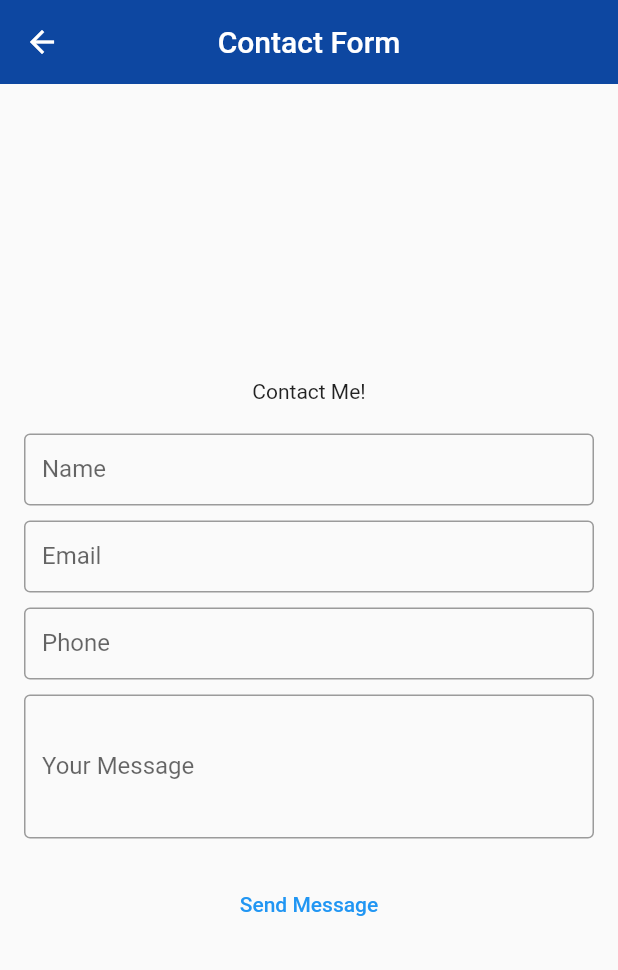
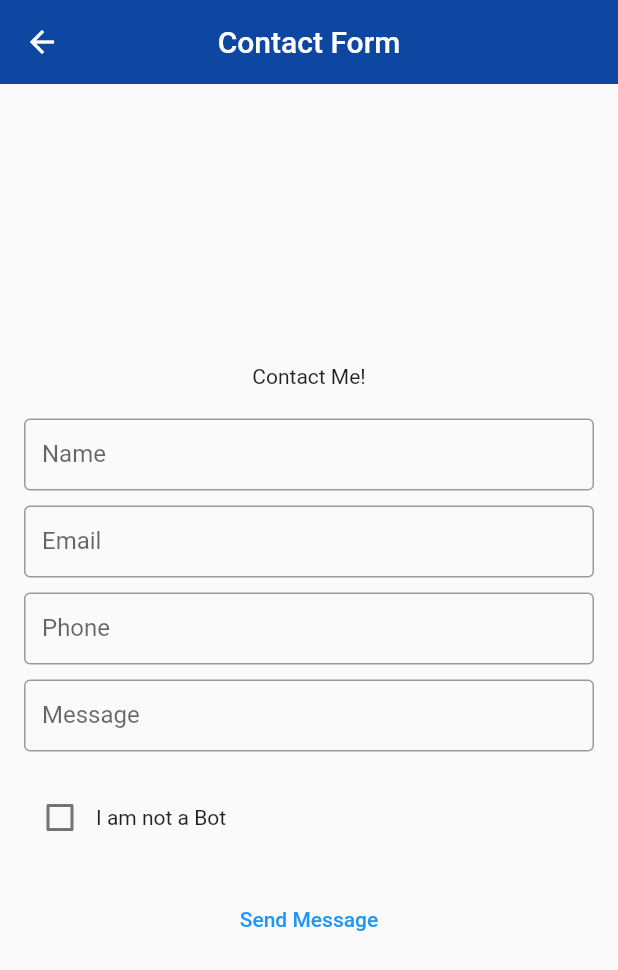
Before and after one commit to ErikJava/FlutterV1, a Flutter app: the screen it shows after launch, after a tap on "Contact", on a phone screen of 412 x 824 dp. Shown: the top 970 px of the screen. Run offline on Flutter 3.47's test engine with Material 2 defaults, Android fonts, the phone set to English and light mode, and no system bars.

Commit message:
New update

```diff
--- a/lib/pages/contact.dart
+++ b/lib/pages/contact.dart
@@ -12,6 +12,8 @@ class _ContactState extends State<Contact> {
   final TextEditingController _emailController = TextEditingController();
   final TextEditingController _phoneController = TextEditingController();
   final TextEditingController _messageController = TextEditingController();
+
+  bool _notABot = false;
 
   @override
   Widget build(BuildContext context) {
@@ -28,52 +30,32 @@ class _ContactState extends State<Contact> {
           child: Column(
             mainAxisAlignment: MainAxisAlignment.center,
             children: <Widget>[
-              Text('Contact Me!'),
-              SizedBox(height: 20),
-              TextFormField(
-                controller: _nameController,
-                decoration: InputDecoration(
-                  labelText: 'Name',
-                  border: OutlineInputBorder(),
-                  contentPadding: EdgeInsets.symmetric(vertical: 10, horizontal: 12),
-                ),
-                style: TextStyle(fontSize: 16),
+              const Text('Contact Me!'),
+              const SizedBox(height: 20),
+              _buildFormField('Name', _nameController),
+              const SizedBox(height: 10),
+              _buildFormField('Email', _emailController),
+              const SizedBox(height: 10),
+              _buildFormField('Phone', _phoneController),
+              const SizedBox(height: 10),
+              _buildFormField('Message', _messageController),
+              const SizedBox(height: 20),
+              Row(
+                children: <Widget>[
+                  Checkbox(
+                    value: _notABot,
+                    onChanged: (newValue) {
+                      setState(() {
+                        _notABot = newValue!;
+                      });
+                    },
+                  ),
+                  const Text('I am not a Bot'),
+                ],
               ),
-              SizedBox(height: 10), // Smaller gap between fields
-              TextFormField(
-                controller: _emailController,
-                decoration: InputDecoration(
-                  labelText: 'Email',
-                  border: OutlineInputBorder(),
-                  contentPadding: EdgeInsets.symmetric(vertical: 10, horizontal: 12),
-                ),
-                style: TextStyle(fontSize: 16),
-              ),
-              SizedBox(height: 10), // Smaller gap between fields
-              TextFormField(
-                controller: _phoneController,
-                decoration: InputDecoration(
-                  labelText: 'Phone',
-                  border: OutlineInputBorder(),
-                  contentPadding: EdgeInsets.symmetric(vertical: 10, horizontal: 12),
-                ),
-                style: TextStyle(fontSize: 16),
-              ),
-              SizedBox(height: 10), // Smaller gap between fields
-              TextFormField(
-                controller: _messageController,
-                maxLines: 4,
-                decoration: InputDecoration(
-                  labelText: 'Your Message',
-                  border: OutlineInputBorder(),
-                  contentPadding: EdgeInsets.symmetric(vertical: 10, horizontal: 12),
-                ),
-                style: TextStyle(fontSize: 16),
-              ),
-              SizedBox(height: 20),
+              const SizedBox(height: 20),
               TextButton(
                 onPressed: () {
-                  // Handle the button press here, e.g., send the message.
                   final name = _nameController.text;
                   final email = _emailController.text;
                   final phone = _phoneController.text;
@@ -83,13 +65,26 @@ class _ContactState extends State<Contact> {
                   print('Email: $email');
                   print('Phone: $phone');
                   print('Message: $message');
+                  print('Not a Bot: $_notABot');
                 },
-                child: Text('Send Message'),
+                child: const Text('Send Message'),
               ),
             ],
           ),
         ),
       ),
+    );
+  }
+
+  Widget _buildFormField(String label, TextEditingController controller) {
+    return TextFormField(
+      controller: controller,
+      decoration: InputDecoration(
+        labelText: label,
+        border: const OutlineInputBorder(),
+        contentPadding: const EdgeInsets.symmetric(vertical: 10, horizontal: 12),
+      ),
+      style: const TextStyle(fontSize: 16),
     );
   }
 
--- a/lib/pages/home.dart
+++ b/lib/pages/home.dart
@@ -1,18 +1,21 @@
 import 'package:flutter/material.dart';
 
-class Home extends StatefulWidget {
-  const Home({super.key});
+class Home extends StatelessWidget {
+  const Home({Key? key}) : super(key: key);
 
-  @override
-  _HomeState createState() => _HomeState();
-}
-
-class _HomeState extends State<Home> {
   @override
   Widget build(BuildContext context) {
     return Scaffold(
-      body: SafeArea(
+      body: Stack(
+        fit: StackFit.expand,
+        children: <Widget>[
+          Image.asset(
+            'images/backgroundimage.jpg',
+            fit: BoxFit.cover,
+          ),
+          Center(
             child: Column(
+              mainAxisAlignment: MainAxisAlignment.center,
               children: <Widget>[
                 TextButton.icon(
                   onPressed: () {
@@ -24,6 +27,8 @@ class _HomeState extends State<Home> {
               ],
             ),
           ),
+        ],
+      ),
     );
   }
 }
--- a/pubspec.yaml
+++ b/pubspec.yaml
@@ -58,6 +58,9 @@ flutter:
   # the material Icons class.
   uses-material-design: true
 
+  assets:
+    - images/backgroundimage.jpg
+
   # To add assets to your application, add an assets section, like this:
   # assets:
   #   - images/a_dot_burr.jpeg
```
Also changed, not shown: images/backgroundimage.jpg (added), 2 other files. Lines whose indentation alone changed are shown as unchanged.
